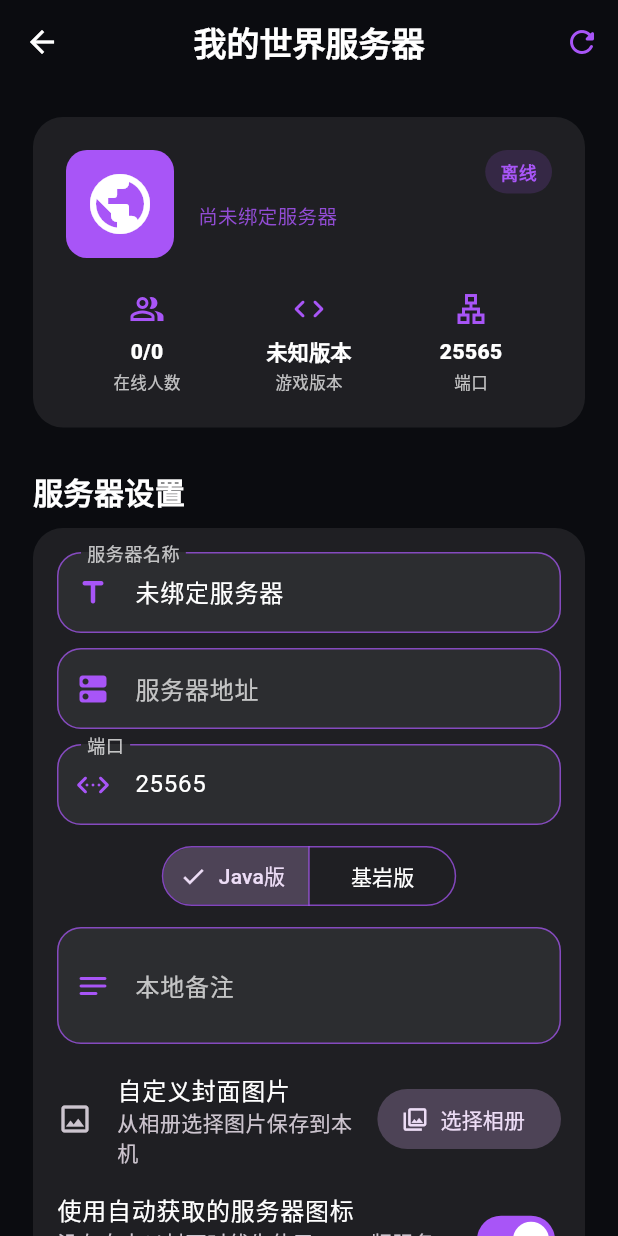
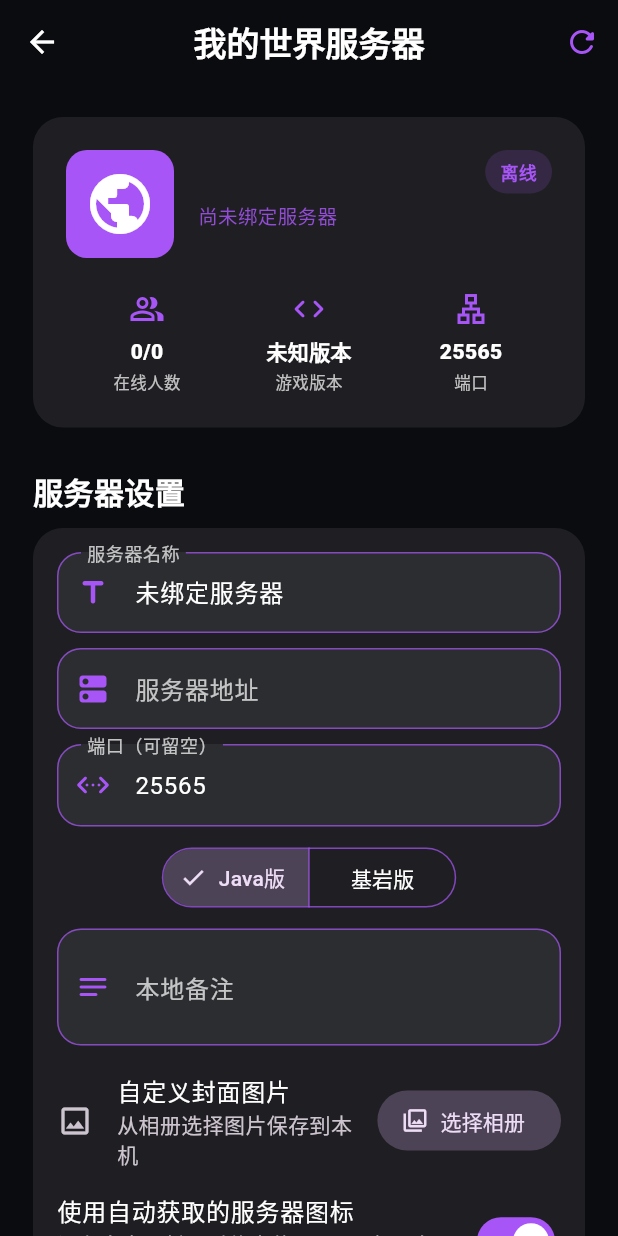
Before and after one commit to XXBLQAQ/XIAOJIUGUAN, a Flutter app: the MinecraftServerPage screen opened by its route, on a phone screen of 412 x 824 dp. Run offline on Flutter 3.47's test engine with Material 3 defaults, Android fonts, the phone set to English and light mode, and no system bars; our stand-ins replace dio, flutter_local_notifications, flutter_secure_storage, image_picker, open_filex, package_info_plus and 7 more; missing offline and left inert: webview_flutter_android; accounts and stored records are empty; network calls fail.

Commit message:
Support default Minecraft ports
Use edition-specific defaults when the server port is omitted.

```diff
--- a/flutter_app/lib/features/minecraft/minecraft_server_page.dart
+++ b/flutter_app/lib/features/minecraft/minecraft_server_page.dart
@@ -95,9 +95,12 @@
               TextField(
                   controller: _portController,
                   keyboardType: TextInputType.number,
-                  decoration: const InputDecoration(
-                      labelText: '端口',
-                      prefixIcon: Icon(Icons.settings_ethernet_rounded))),
+                  decoration: InputDecoration(
+                      labelText: '端口（可留空）',
+                      hintText: _edition == MinecraftEdition.java
+                          ? '留空使用 Java 默认端口 25565'
+                          : '留空使用基岩版默认端口 19132',
+                      prefixIcon: const Icon(Icons.settings_ethernet_rounded))),
               const SizedBox(height: AppSpacing.sm),
               SegmentedButton<MinecraftEdition>(
                 segments: const [
@@ -350,7 +353,10 @@
   }
 
   Future<void> _saveServer() async {
-    final port = int.tryParse(_portController.text.trim());
+    final portText = _portController.text.trim();
+    final port = portText.isEmpty
+        ? (_edition == MinecraftEdition.java ? 25565 : 19132)
+        : int.tryParse(portText);
     if (_nameController.text.trim().isEmpty ||
         _addressController.text.trim().isEmpty) {
       ScaffoldMessenger.of(context)
@@ -362,6 +368,7 @@
           .showSnackBar(const SnackBar(content: Text('端口必须在 1 到 65535 之间')));
       return;
     }
+    if (portText.isEmpty) _portController.text = port.toString();
     await context.read<MinecraftServerService>().updateServer(
         name: _nameController.text.trim(),
         address: _addressController.text.trim(),
```
